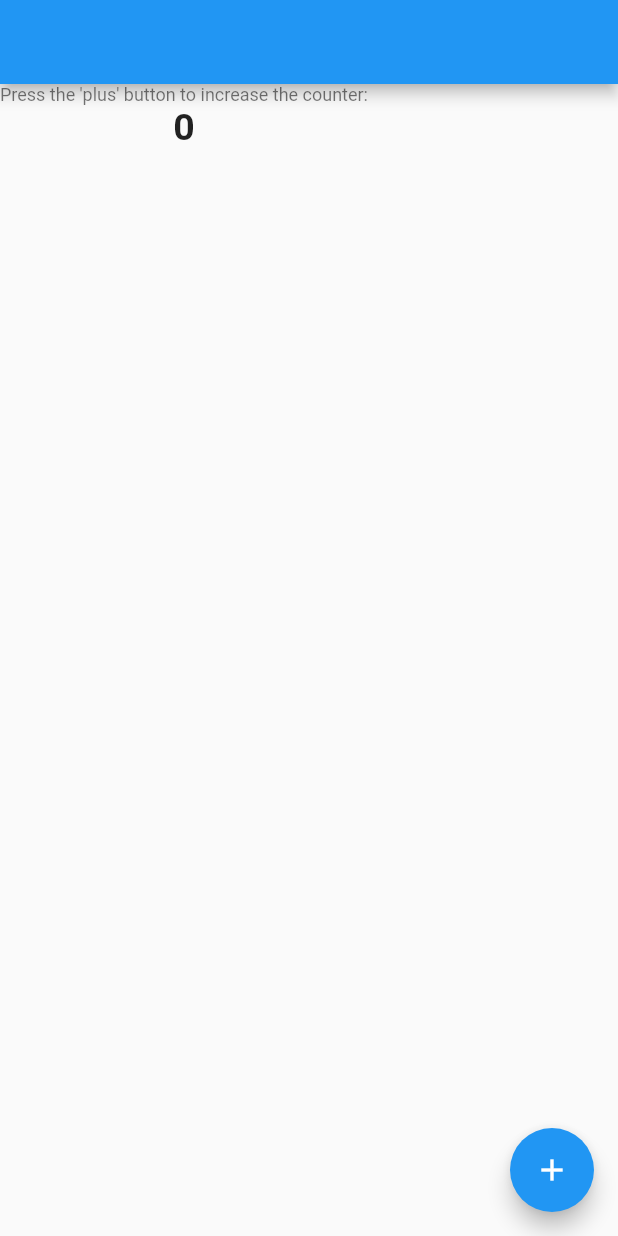
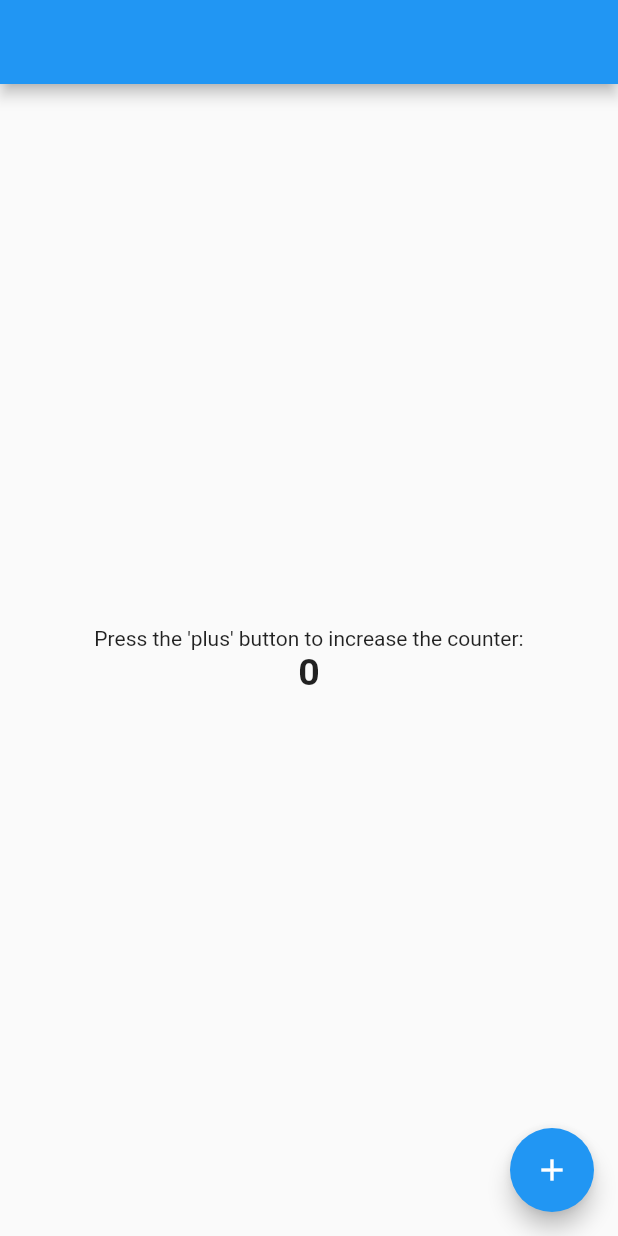
Before and after one commit to YazeedAlKhalaf/gdg_accra_flutter_desktop_fireside_chat_example, a Flutter app: the screen it shows after launch, on a phone screen of 412 x 824 dp. Run offline on Flutter 3.47's test engine with Material 2 defaults, Android fonts, the phone set to English and light mode, and no system bars.

Commit message:
🐛 Fix small UI bugs

```diff
--- a/lib/ui/views/home_view.dart
+++ b/lib/ui/views/home_view.dart
@@ -18,11 +18,12 @@ class _HomeViewState extends State<HomeView> {
       appBar: AppBar(
         title: Text(""),
       ),
-      body: Column(
+      body: Center(
+        child: Column(
+          mainAxisAlignment: MainAxisAlignment.center,
           children: <Widget>[
             Text(
               "Press the 'plus' button to increase the counter:",
-            style: Theme.of(context).textTheme.caption,
             ),
             Text(
               "$_counter",
@@ -33,10 +34,12 @@ class _HomeViewState extends State<HomeView> {
             ),
           ],
         ),
+      ),
       floatingActionButton: FloatingActionButton(
         onPressed: () {
           _incrementCounter();
         },
+        tooltip: "Increment",
         child: Icon(
           Icons.add,
         ),
```
Lines whose indentation alone changed are shown as unchanged.
